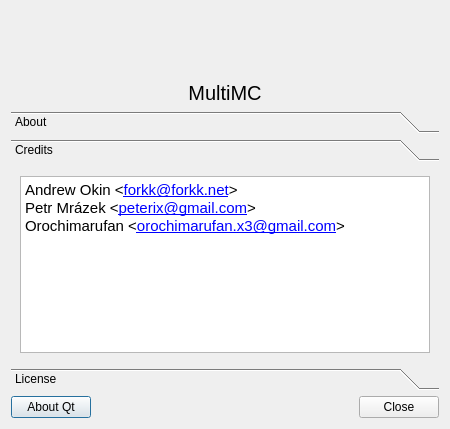
This is gui/aboutdialog.ui in FreesmTeam/FreesmLauncher as Qt 5 draws it before an edit. The edited form follows.
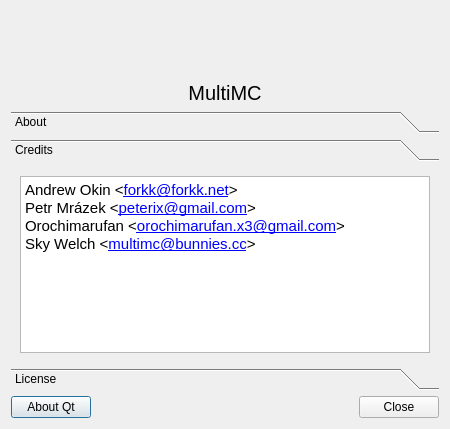
This is the edited form. The open tabs and pages were chosen to show the change. Icons and pictures are not drawn.

Commit message: Fix About logo, inflate ego

The edit to the form file:
```diff
--- a/gui/aboutdialog.ui
+++ b/gui/aboutdialog.ui
@@ -159,8 +159,8 @@
        <rect>
         <x>0</x>
         <y>0</y>
-        <width>682</width>
-        <height>584</height>
+        <width>432</width>
+        <height>197</height>
        </rect>
       </property>
       <attribute name="label">
@@ -176,10 +176,11 @@
           <string>&lt;!DOCTYPE HTML PUBLIC &quot;-//W3C//DTD HTML 4.0//EN&quot; &quot;http://www.w3.org/TR/REC-html40/strict.dtd&quot;&gt;
 &lt;html&gt;&lt;head&gt;&lt;meta name=&quot;qrichtext&quot; content=&quot;1&quot; /&gt;&lt;style type=&quot;text/css&quot;&gt;
 p, li { white-space: pre-wrap; }
-&lt;/style&gt;&lt;/head&gt;&lt;body style=&quot; font-family:'Bitstream Vera Sans'; font-size:11pt; font-weight:400; font-style:normal;&quot;&gt;
-&lt;p style=&quot; margin-top:0px; margin-bottom:0px; margin-left:0px; margin-right:0px; -qt-block-indent:0; text-indent:0px;&quot;&gt;&lt;span style=&quot; font-family:'Ubuntu';&quot;&gt;Andrew Okin &amp;lt;&lt;/span&gt;&lt;a href=&quot;mailto:forkk@forkk.net&quot;&gt;&lt;span style=&quot; font-family:'Ubuntu'; text-decoration: underline; color:#0000ff;&quot;&gt;forkk@forkk.net&lt;/span&gt;&lt;/a&gt;&lt;span style=&quot; font-family:'Ubuntu';&quot;&gt;&amp;gt;&lt;/span&gt;&lt;/p&gt;
-&lt;p style=&quot; margin-top:0px; margin-bottom:0px; margin-left:0px; margin-right:0px; -qt-block-indent:0; text-indent:0px;&quot;&gt;&lt;span style=&quot; font-family:'Ubuntu';&quot;&gt;Petr Mrázek &amp;lt;&lt;/span&gt;&lt;a href=&quot;mailto:peterix@gmail.com&quot;&gt;&lt;span style=&quot; font-family:'Ubuntu'; text-decoration: underline; color:#0000ff;&quot;&gt;peterix@gmail.com&lt;/span&gt;&lt;/a&gt;&lt;span style=&quot; font-family:'Ubuntu';&quot;&gt;&amp;gt;&lt;/span&gt;&lt;/p&gt;
-&lt;p style=&quot; margin-top:0px; margin-bottom:0px; margin-left:0px; margin-right:0px; -qt-block-indent:0; text-indent:0px;&quot;&gt;&lt;span style=&quot; font-family:'Ubuntu';&quot;&gt;Orochimarufan &amp;lt;&lt;/span&gt;&lt;a href=&quot;mailto:orochimarufan.x3@gmail.com&quot;&gt;&lt;span style=&quot; font-family:'Ubuntu'; text-decoration: underline; color:#0000ff;&quot;&gt;orochimarufan.x3@gmail.com&lt;/span&gt;&lt;/a&gt;&lt;span style=&quot; font-family:'Ubuntu';&quot;&gt;&amp;gt;&lt;/span&gt;&lt;/p&gt;&lt;/body&gt;&lt;/html&gt;</string>
+&lt;/style&gt;&lt;/head&gt;&lt;body style=&quot; font-family:'MS Shell Dlg 2'; font-size:8.25pt; font-weight:400; font-style:normal;&quot;&gt;
+&lt;p style=&quot; margin-top:0px; margin-bottom:0px; margin-left:0px; margin-right:0px; -qt-block-indent:0; text-indent:0px;&quot;&gt;&lt;span style=&quot; font-family:'Ubuntu'; font-size:11pt;&quot;&gt;Andrew Okin &amp;lt;&lt;/span&gt;&lt;a href=&quot;mailto:forkk@forkk.net&quot;&gt;&lt;span style=&quot; font-family:'Ubuntu'; font-size:11pt; text-decoration: underline; color:#0000ff;&quot;&gt;forkk@forkk.net&lt;/span&gt;&lt;/a&gt;&lt;span style=&quot; font-family:'Ubuntu'; font-size:11pt;&quot;&gt;&amp;gt;&lt;/span&gt;&lt;/p&gt;
+&lt;p style=&quot; margin-top:0px; margin-bottom:0px; margin-left:0px; margin-right:0px; -qt-block-indent:0; text-indent:0px;&quot;&gt;&lt;span style=&quot; font-family:'Ubuntu'; font-size:11pt;&quot;&gt;Petr Mrázek &amp;lt;&lt;/span&gt;&lt;a href=&quot;mailto:peterix@gmail.com&quot;&gt;&lt;span style=&quot; font-family:'Ubuntu'; font-size:11pt; text-decoration: underline; color:#0000ff;&quot;&gt;peterix@gmail.com&lt;/span&gt;&lt;/a&gt;&lt;span style=&quot; font-family:'Ubuntu'; font-size:11pt;&quot;&gt;&amp;gt;&lt;/span&gt;&lt;/p&gt;
+&lt;p style=&quot; margin-top:0px; margin-bottom:0px; margin-left:0px; margin-right:0px; -qt-block-indent:0; text-indent:0px;&quot;&gt;&lt;span style=&quot; font-family:'Ubuntu'; font-size:11pt;&quot;&gt;Orochimarufan &amp;lt;&lt;/span&gt;&lt;a href=&quot;mailto:orochimarufan.x3@gmail.com&quot;&gt;&lt;span style=&quot; font-family:'Ubuntu'; font-size:11pt; text-decoration: underline; color:#0000ff;&quot;&gt;orochimarufan.x3@gmail.com&lt;/span&gt;&lt;/a&gt;&lt;span style=&quot; font-family:'Ubuntu'; font-size:11pt;&quot;&gt;&amp;gt;&lt;/span&gt;&lt;/p&gt;
+&lt;p style=&quot; margin-top:0px; margin-bottom:0px; margin-left:0px; margin-right:0px; -qt-block-indent:0; text-indent:0px;&quot;&gt;&lt;span style=&quot; font-family:'Ubuntu'; font-size:11pt;&quot;&gt;Sky Welch &amp;lt;&lt;/span&gt;&lt;span style=&quot; font-family:'Ubuntu'; font-size:11pt; text-decoration: underline; color:#0000ff;&quot;&gt;multimc@bunnies.cc&lt;/span&gt;&lt;span style=&quot; font-family:'Ubuntu'; font-size:11pt;&quot;&gt;&amp;gt;&lt;/span&gt;&lt;/p&gt;&lt;/body&gt;&lt;/html&gt;</string>
          </property>
         </widget>
        </item>
```
Left out of the diff: 18 changed lines with no effect on the pictures.
